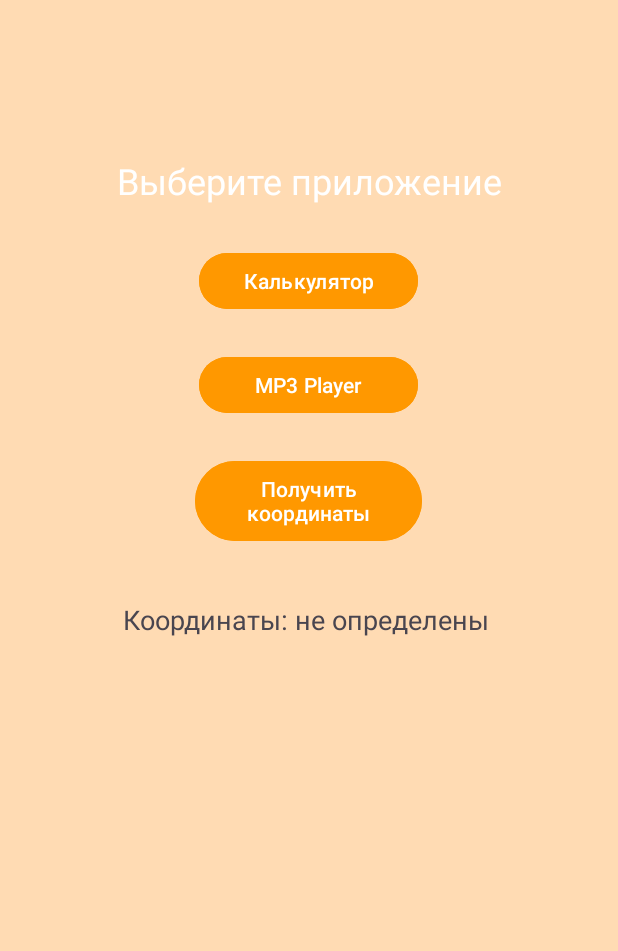
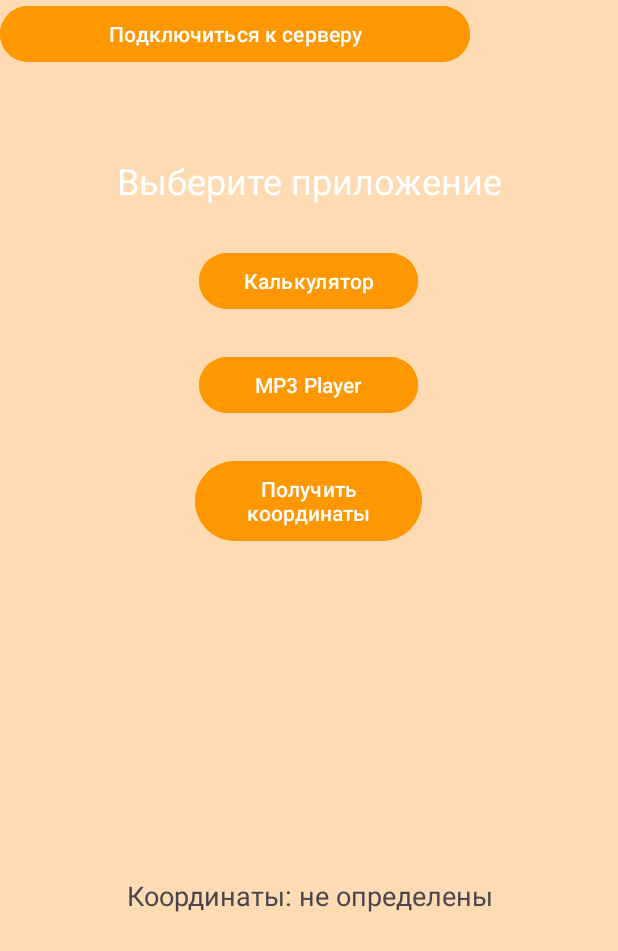
Before and after one commit to Ivanov-Iv-Al/Virtual-Programming, an Android app: the layout activity_main.xml on its own in the app's theme, with its tools: preview values and no code run, on a phone screen of 412 x 824 dp. Shown: the top 951 px of the screen. Run offline under Robolectric (Android 15) with nearby library versions, the phone set to English and light mode, and no system bars; Roboto replaces fonts that are not available here.

Commit message:
Add files via upload

```diff
--- a/AndrApp/app/src/main/res/layout/activity_main.xml
+++ b/AndrApp/app/src/main/res/layout/activity_main.xml
@@ -56,14 +56,24 @@
         app:layout_constraintStart_toStartOf="parent"
         app:layout_constraintTop_toBottomOf="@+id/button_music_player" />
 
+    <Button
+        android:backgroundTint="#FF9800"
+        android:id="@+id/button_server"
+        android:layout_width="313dp"
+        android:layout_height="45dp"
+        android:text="Подключиться к серверу"
+        tools:layout_editor_absoluteX="49dp"
+        tools:layout_editor_absoluteY="395dp" />
+
     <TextView
         android:id="@+id/text_location"
         android:layout_width="248dp"
         android:layout_height="101dp"
-        android:layout_marginTop="36dp"
+        android:layout_marginTop="220dp"
         android:text="Координаты: не определены"
         android:textSize="18sp"
         app:layout_constraintEnd_toEndOf="parent"
+        app:layout_constraintHorizontal_bias="0.515"
         app:layout_constraintStart_toStartOf="parent"
         app:layout_constraintTop_toBottomOf="@+id/button_get_location" />
 </androidx.constraintlayout.widget.ConstraintLayout>
```
